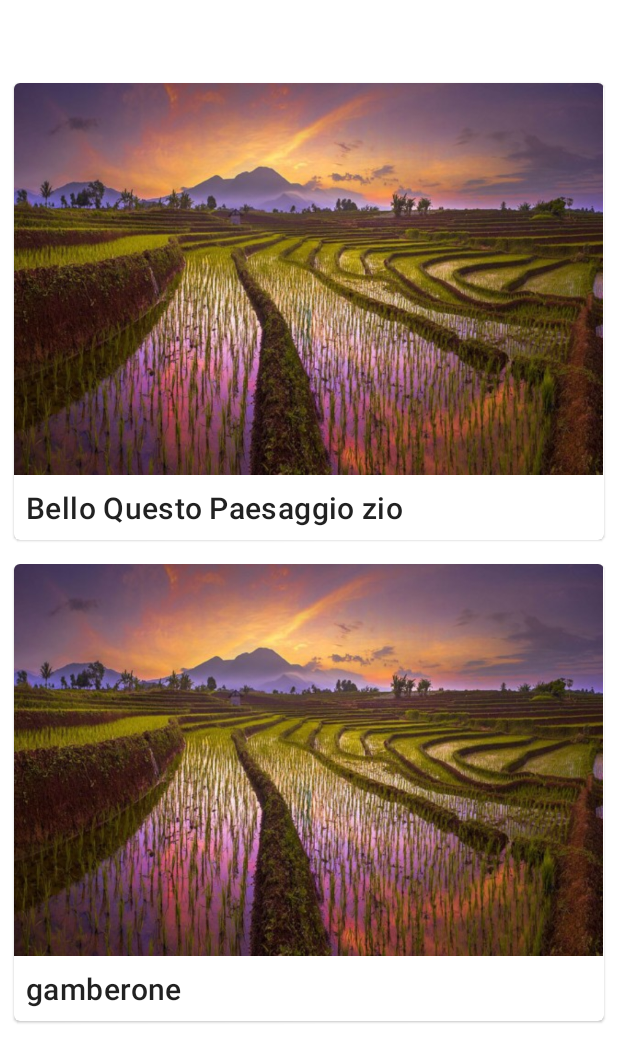
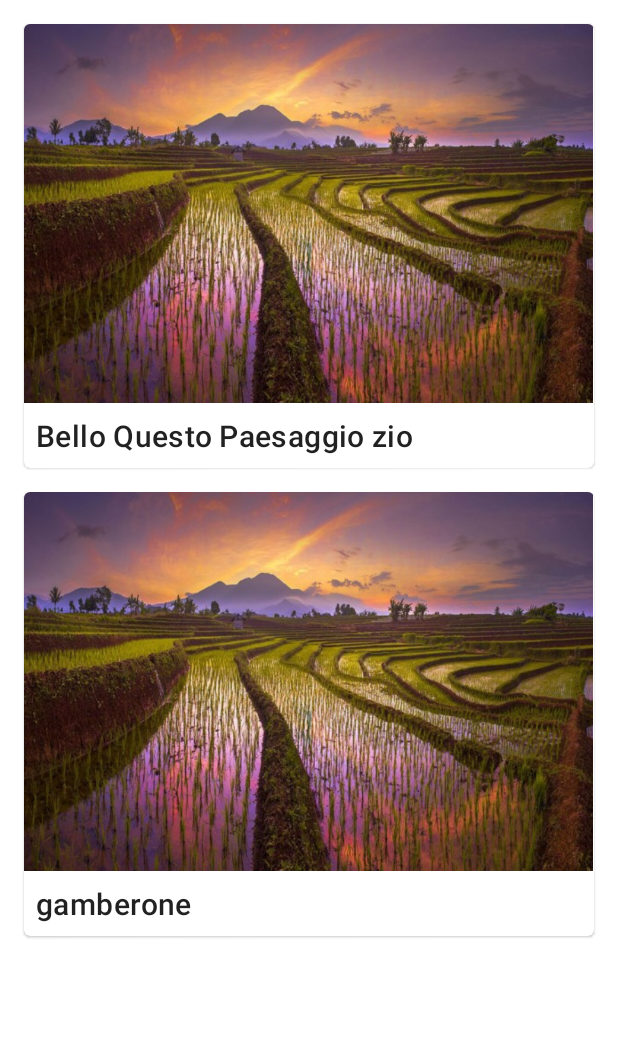
Before and after one commit to ThetaRangers/ThetaProvaCarte, an Android app: the SwipeCard screen opened directly, with no data from a screen before it, on a phone screen of 412 x 824 dp. Shown: the top 1062 px of the screen. Run offline under Robolectric (Android 15) with nearby library versions, the phone set to English and light mode, and no system bars.

Commit message:
Recycle view fix

```diff
--- a/app/src/main/java/it/ferrarally/provacarte/ListActivity.java
+++ b/app/src/main/java/it/ferrarally/provacarte/ListActivity.java
@@ -50,7 +50,8 @@ public class ListActivity extends AppCompatActivity {
 
             list.add(new PowerRanger("Power Ranger Rosso", R.drawable.rosso, "E' un power ranger rossooooooooooooooo" +
                     "ooooooooooooooooooooooooooooooooooooooooooooooooooooooooooooooooooooooo"));
-            list.add(new PowerRanger("Power Ranger Verde", R.drawable.verde, "E' un power ranger verde"));
+            list.add(new PowerRanger("Power Ranger Verde", R.drawable.verde, "E' un power ranger verde" +
+                    "eeeeeeeeeeeeeeeeeeeeeeeeeeeeeeeeeeeee"));
             list.add(new PowerRanger("Power Ranger Blu", R.drawable.blu, "E' un power ranger blu"));
             list.add(new PowerRanger("Power Ranger Giallo", R.drawable.giallo, "E' un power ranger giallo"));
 
--- a/app/src/main/res/layout/activity_swipe_card.xml
+++ b/app/src/main/res/layout/activity_swipe_card.xml
@@ -9,12 +9,12 @@
 
     <androidx.recyclerview.widget.RecyclerView
         android:id="@+id/rvSwipe"
-        android:layout_width="409dp"
-        android:layout_height="729dp"
-        android:layout_marginStart="1dp"
-        android:layout_marginTop="1dp"
-        android:layout_marginEnd="1dp"
-        android:layout_marginBottom="1dp"
+        android:layout_width="0dp"
+        android:layout_height="0dp"
+        android:layout_marginStart="8dp"
+        android:layout_marginTop="8dp"
+        android:layout_marginEnd="8dp"
+        android:layout_marginBottom="8dp"
         app:layout_constraintBottom_toBottomOf="parent"
         app:layout_constraintEnd_toEndOf="parent"
         app:layout_constraintStart_toStartOf="parent"
--- a/app/src/main/res/layout/swipe_card.xml
+++ b/app/src/main/res/layout/swipe_card.xml
@@ -89,17 +89,6 @@
             </LinearLayout>
         </androidx.constraintlayout.widget.ConstraintLayout>
 
-        <LinearLayout
-            android:layout_width="match_parent"
-            android:layout_height="wrap_content"
-            android:orientation="vertical"
-            android:padding="16dp"
-            android:weightSum="3">
-
-            <!-- Title, secondary and supporting text -->
-
-        </LinearLayout>
-
     </com.google.android.material.card.MaterialCardView>
 
 </androidx.constraintlayout.widget.ConstraintLayout>
```
Also changed, not shown: app/src/main/res/layout/element.xml (+10 -5 lines).
